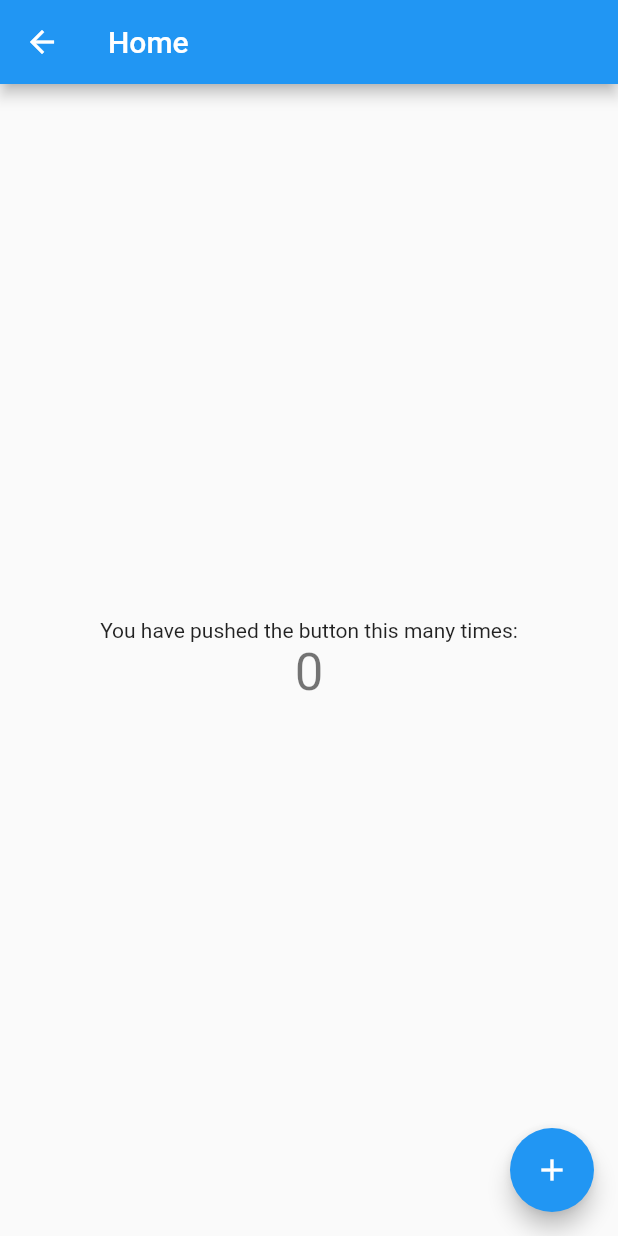
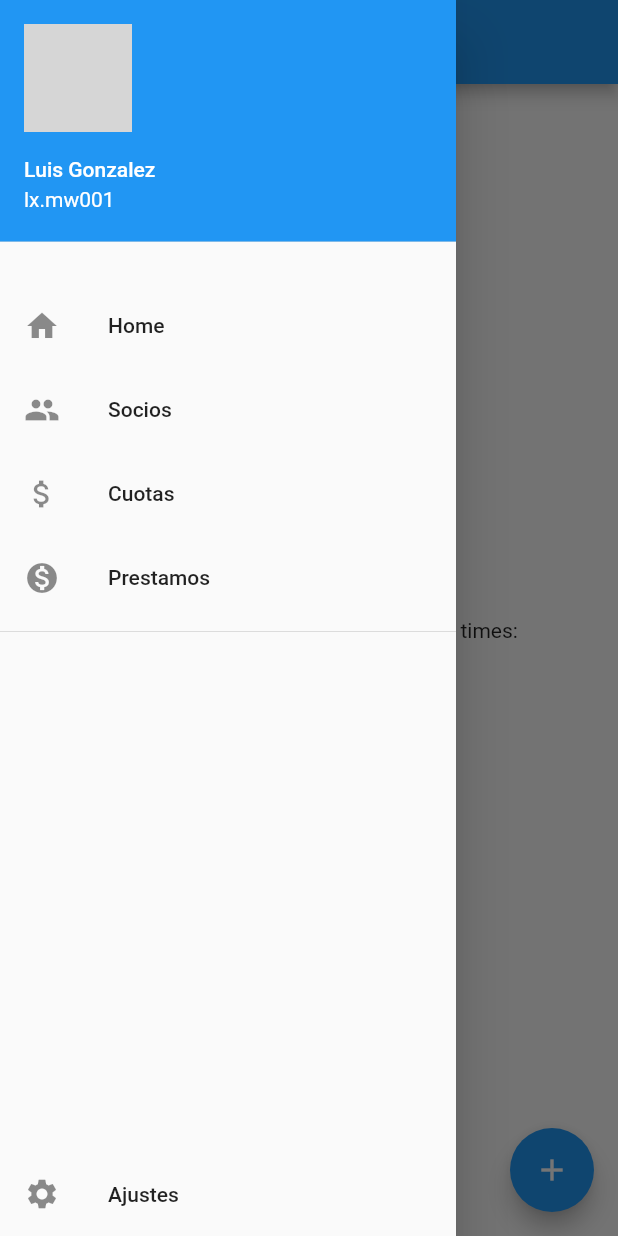
Before and after one commit to lxmw001/savings_app, a Flutter app: the HomePage screen opened directly, with the side drawer open (before the commit the screen has no drawer), on a phone screen of 412 x 824 dp. Run offline on Flutter 3.47's test engine with Material 2 defaults, Android fonts, the phone set to English and light mode, and no system bars; our stand-ins replace flutter_screenutil; network calls fail; grey boxes are pictures that could not be loaded.

Commit message:
Added side menu and black pages

```diff
--- a/lib/pages/HomePage.dart
+++ b/lib/pages/HomePage.dart
@@ -1,4 +1,5 @@
 import 'package:flutter/material.dart';
+import '../widgets/SideMenu.dart';
 
 class HomePage extends StatefulWidget {
   HomePage({Key key, this.title}) : super(key: key);
@@ -23,6 +24,7 @@ class _HomePageState extends State<HomePage> {
       appBar: AppBar(
         title: Text(widget.title),
       ),
+      drawer: SideMenu(),
       body: Center(
         child: Column(
           mainAxisAlignment: MainAxisAlignment.center,
--- /dev/null
+++ b/lib/widgets/MenuItem.dart
@@ -0,0 +1,17 @@
+import 'package:flutter/material.dart';
+
+class MenuItem extends StatelessWidget {
+  final String text;
+  final IconData icon;
+  final Function onTap;
+
+  MenuItem({this.text, this.icon, this.onTap});
+
+  @override
+  Widget build(BuildContext context) {
+    return GestureDetector(
+      child: new ListTile(leading: Icon(this.icon), title: Text(this.text)),
+      onTap: this.onTap,
+    );
+  }
+}
--- /dev/null
+++ b/lib/widgets/SideMenu.dart
@@ -0,0 +1,74 @@
+import 'package:flutter/material.dart';
+import '../pages/PartnerPage.dart';
+import '../pages/HomePage.dart';
+import '../pages/LoanPage.dart';
+import '../pages/SettingsPage.dart';
+import './MenuItem.dart';
+
+class SideMenu extends StatelessWidget {
+  @override
+  Widget build(BuildContext context) {
+    return Drawer(
+      child: Column(
+        children: <Widget>[
+          UserAccountsDrawerHeader(
+            accountEmail: Text("lx.mw001"),
+            accountName: Text("Luis Gonzalez"),
+            currentAccountPicture: CircleAvatar(
+                backgroundImage: NetworkImage(
+                    "https://cdn2.iconfinder.com/data/icons/new-year-resolutions/64/resolutions-24-512.png")),
+          ),
+          Padding(padding: EdgeInsets.only(top: 20)),
+          MenuItem(
+              text: 'Home',
+              icon: Icons.home,
+              onTap: () {
+                Navigator.pop(context);
+                Navigator.push(
+                    context,
+                    MaterialPageRoute(
+                        builder: (context) =>
+                            HomePage(title: "Home from menu")));
+              }),
+          MenuItem(
+              text: 'Socios',
+              icon: Icons.people,
+              onTap: () {
+                Navigator.pop(context);
+                Navigator.push(context,
+                    MaterialPageRoute(builder: (context) => PartnerPage()));
+              }),
+          MenuItem(
+              text: 'Cuotas',
+              icon: Icons.attach_money,
+              onTap: () {
+                print("cuotas");
+              }),
+          MenuItem(
+              text: 'Prestamos',
+              icon: Icons.monetization_on,
+              onTap: () {
+                Navigator.pop(context);
+                Navigator.push(context,
+                    MaterialPageRoute(builder: (context) => LoanPage()));
+              }),
+          Divider(),
+          Expanded(
+            child: Align(
+                alignment: FractionalOffset.bottomCenter,
+                child: MenuItem(
+                    text: 'Ajustes',
+                    icon: Icons.settings,
+                    onTap: () {
+                      Navigator.pop(context);
+                      Navigator.push(
+                          context,
+                          MaterialPageRoute(
+                              builder: (context) => SettingsPage()));
+                    })),
+          )
+        ],
+      ),
+    );
+  }
+}
```
Also changed, not shown: lib/pages/LoanPage.dart (added, +34 -0 lines), lib/pages/PartnerPage.dart (added, +34 -0 lines), lib/pages/SettingsPage.dart (added, +28 -0 lines).
